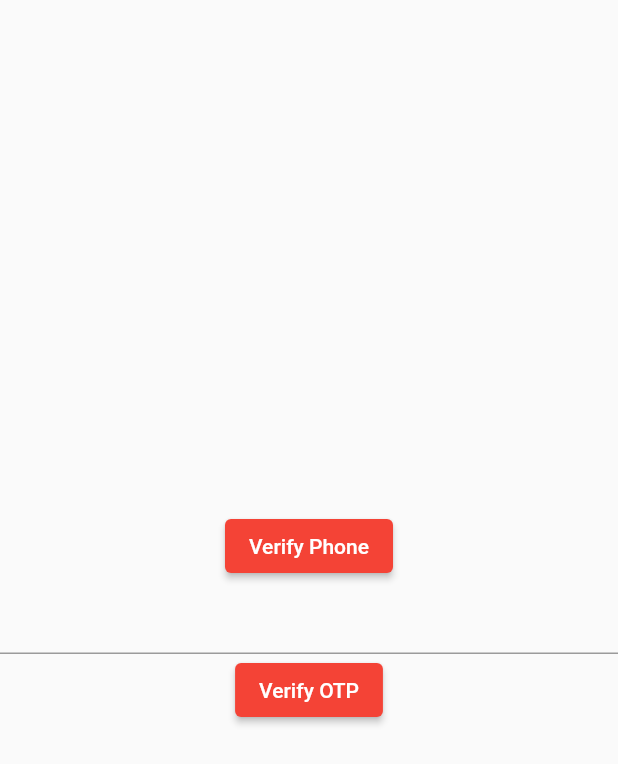
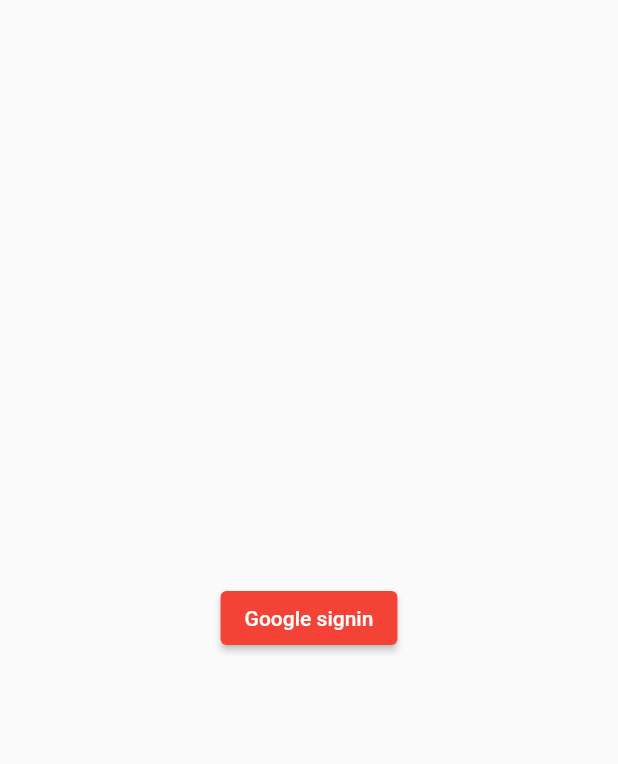
Before and after one commit to edugaon-tech/flutter_2.0, a Flutter app: the screen it shows after launch, on a phone screen of 412 x 824 dp. Shown: the top 764 px of the screen. Run offline on Flutter 3.47's test engine with Material 3 defaults, Android fonts, the phone set to English and light mode, and no system bars; our stand-ins replace firebase_auth, firebase_core, google_sign_in, sqflite; accounts and stored records are empty.

Commit message:
google sign completed

```diff
--- /dev/null
+++ b/lib/firebase/google_auth_screen.dart
@@ -0,0 +1,49 @@
+import 'package:firebase_auth/firebase_auth.dart';
+import 'package:flutter/material.dart';
+import 'package:google_sign_in/google_sign_in.dart';
+
+class GoogleAuthScreen extends StatefulWidget {
+  const GoogleAuthScreen({super.key});
+
+  @override
+  State<GoogleAuthScreen> createState() => _GoogleAuthScreenState();
+}
+
+class _GoogleAuthScreenState extends State<GoogleAuthScreen> {
+  @override
+  Widget build(BuildContext context) {
+    return Scaffold(
+      body: Center(
+        child: ElevatedButton(
+            onPressed: () {
+              signInWithGoogle();
+            },
+            child: Text("Google signin")),
+      ),
+    );
+  }
+
+  signInWithGoogle() async {
+    //1. create instance of auth
+    var auth = FirebaseAuth.instance;
+    // auth.signInW
+    //2. get available google accounts on device
+    var account = await GoogleSignIn().signIn();
+    //3. select one to authorize your account
+    //4. auth your google account
+    var authorize = await account?.authentication;
+    var credential = GoogleAuthProvider.credential(
+        accessToken: authorize?.accessToken, idToken: authorize?.idToken);
+
+    //5. login with credential
+    var user = await auth.signInWithCredential(credential);
+    if (user.user != null) {
+      // auth completed
+      ScaffoldMessenger.of(context).showSnackBar(SnackBar(content: Text("Google auth seccessful")));
+    } else {
+      ScaffoldMessenger.of(context).showSnackBar(SnackBar(content: Text("Google auth not seccessful")));
+
+      // not authorized yet
+    }
+  }
+}
--- a/lib/main.dart
+++ b/lib/main.dart
@@ -1,14 +1,11 @@
 import 'package:firebase_core/firebase_core.dart';
 import 'package:flutter/material.dart';
-import 'package:flutter_learn_bipul/firebase/phone_auth_screen.dart';
 import 'package:flutter_learn_bipul/firebase_options.dart';
 import 'package:flutter_learn_bipul/second_screen.dart';
-import 'package:flutter_learn_bipul/stream/AddDataScreen.dart';
 import 'package:flutter_learn_bipul/users/user_provider.dart';
-import 'package:flutter_learn_bipul/users/user_screen.dart';
 import 'package:provider/provider.dart';
 
-import 'builder_view_screen.dart';
+import 'firebase/google_auth_screen.dart';
 
 void main() async{
 
@@ -40,7 +37,7 @@
           useMaterial3: false,
           elevatedButtonTheme: ElevatedButtonThemeData(
               style: ElevatedButton.styleFrom(backgroundColor: Colors.red))),
-      home: PhoneAuthScreen(),
+      home: GoogleAuthScreen(),
     );
   }
 }
--- a/pubspec.yaml
+++ b/pubspec.yaml
@@ -40,6 +40,7 @@
 #  firebase
   firebase_core: any
   firebase_auth: any
+  google_sign_in: any
 
 dev_dependencies:
   flutter_test:
```
Also changed, not shown: pubspec.lock, 2 other files.
